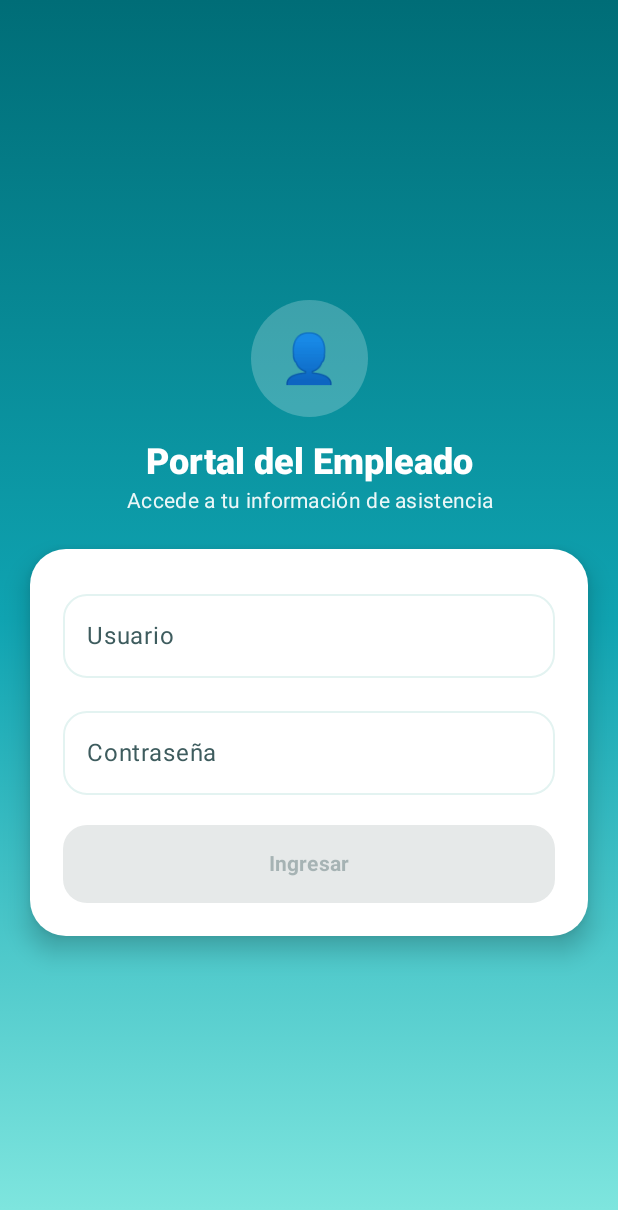
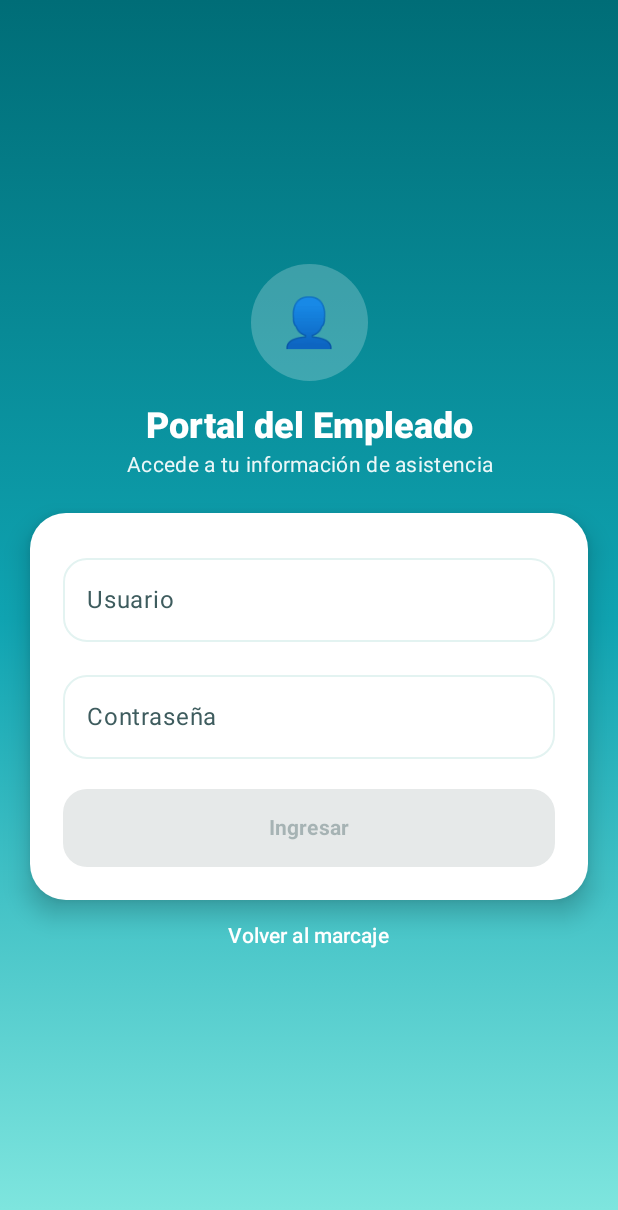
Before and after one commit to ivpizarrofarias/sistemaascistencias, an Android app built with Jetpack Compose: the composable LoginScreen shown on its own in the app's theme, on a phone screen of 412 x 824 dp. Shown: the top 1210 px of the screen. Run offline under Robolectric (Android 15) with nearby library versions, the phone set to English and light mode, and no system bars.

Commit message:
Wire employee login screen into Android app

```diff
--- a/android/app/src/main/java/cl/ipfsoft/backend/app/ui/UiState.kt
+++ b/android/app/src/main/java/cl/ipfsoft/backend/app/ui/UiState.kt
@@ -7,6 +7,8 @@ import cl.ipfsoft.backend.app.data.PermisoLaboralResponse
 
 /** Estado de UI compartido por las pantallas de la app. */
 data class UiState(
+    /** true muestra el portal del empleado; false muestra el kiosco de marcaje. */
+    val showLogin: Boolean = false,
     val isAuthenticated: Boolean = false,
     val token: String? = null,
     val username: String? = null,
--- a/android/app/src/main/java/cl/ipfsoft/backend/app/ui/screens/LoginScreen.kt
+++ b/android/app/src/main/java/cl/ipfsoft/backend/app/ui/screens/LoginScreen.kt
@@ -24,6 +24,7 @@ import androidx.compose.material3.OutlinedTextField
 import androidx.compose.material3.OutlinedTextFieldDefaults
 import androidx.compose.material3.Scaffold
 import androidx.compose.material3.Text
+import androidx.compose.material3.TextButton
 import androidx.compose.runtime.Composable
 import androidx.compose.runtime.getValue
 import androidx.compose.runtime.mutableStateOf
@@ -48,6 +49,7 @@ import cl.ipfsoft.backend.app.ui.UiState
 fun LoginScreen(
     state: UiState,
     onLogin: (String, String) -> Unit,
+    onBack: () -> Unit,
 ) {
     var username by remember { mutableStateOf("") }
     var password by remember { mutableStateOf("") }
@@ -166,6 +168,10 @@ fun LoginScreen(
                         }
                     }
                 }
+
+                TextButton(onClick = onBack) {
+                    Text("Volver al marcaje", color = Color.White, fontWeight = FontWeight.SemiBold)
+                }
             }
         }
     }
```
Also changed, not shown: android/app/src/main/java/cl/ipfsoft/backend/app/MainActivity.kt (+9 -0 lines), android/app/src/main/java/cl/ipfsoft/backend/app/ui/MainViewModel.kt (+10 -0 lines), android/app/src/main/java/cl/ipfsoft/backend/app/ui/screens/MarkScreen.kt (+10 -0 lines).
